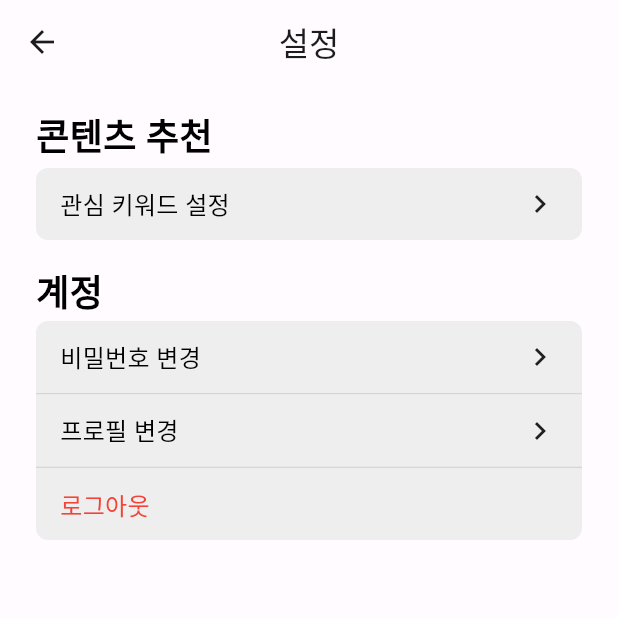
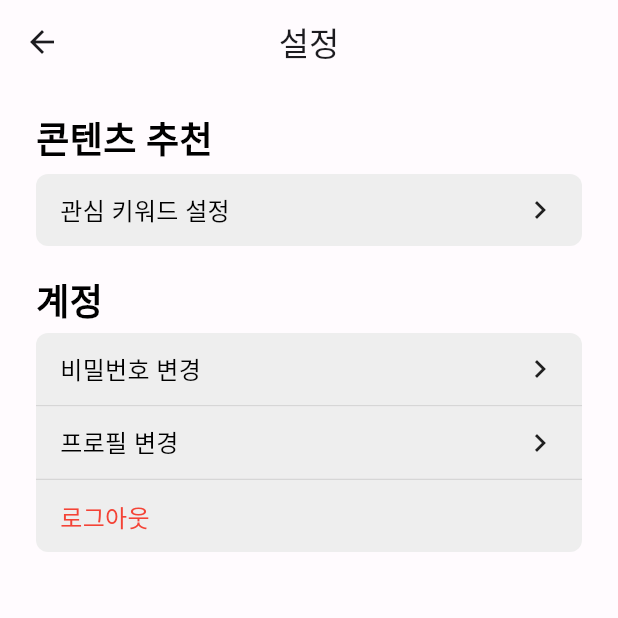
Before and after one commit to swm-place/place-mobile-flutter, a Flutter app: the PreferencePage screen opened directly, on a phone screen of 412 x 824 dp, the top half of it. Run offline on Flutter 3.47's test engine with Material 2 defaults, Android fonts, the phone set to English and light mode, and no system bars; our stand-ins replace auto_size_text, carousel_slider, firebase_auth, firebase_core, flutter_native_splash, flutter_svg and 9 more; missing offline and left inert: dart:ffi, flutter_facebook_auth; accounts and stored records are empty; network calls fail; Roboto replaces fonts that are missing (Pretendard); statements that could not run were skipped.

Commit message:
[OURS-279] refactor: 메인 섹션 텍스트 높이 변경

```diff
--- a/lib/theme/text_style.dart
+++ b/lib/theme/text_style.dart
@@ -64,7 +64,7 @@ class SectionTextStyle {
     fontSize: 24,
     fontWeight: FontWeight.w700,
     color: Color(0xff000000),
-    height: 20/24,
+    height: 1,
   );
 
   static TextStyle sectionTitleSmall(Color color) => TextStyle(
```
